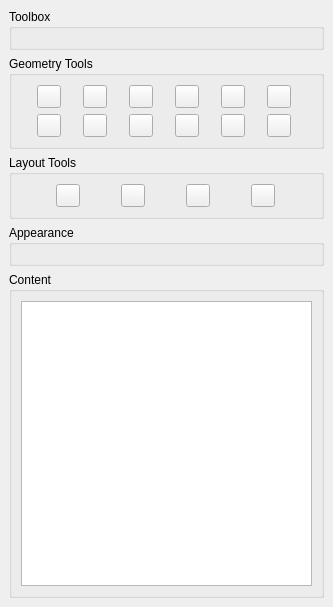
Above: Pdf4QtLib/sources/pdfpagecontenteditorwidget.ui from studio-berry/loop before the change. Below: the same form after it.
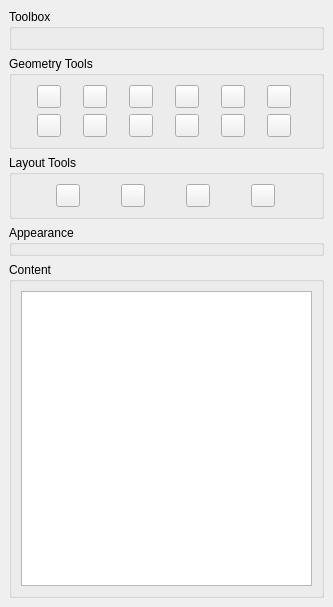
That is the form after the change. Custom widgets are drawn as their Qt base class.

```diff
--- a/Pdf4QtLib/sources/pdfpagecontenteditorwidget.ui
+++ b/Pdf4QtLib/sources/pdfpagecontenteditorwidget.ui
@@ -162,6 +162,21 @@
        <string>Appearance</string>
       </property>
       <layout class="QVBoxLayout" name="appearanceLayout">
+       <property name="spacing">
+        <number>0</number>
+       </property>
+       <property name="leftMargin">
+        <number>0</number>
+       </property>
+       <property name="topMargin">
+        <number>0</number>
+       </property>
+       <property name="rightMargin">
+        <number>0</number>
+       </property>
+       <property name="bottomMargin">
+        <number>0</number>
+       </property>
        <item>
         <widget class="pdf::PDFPageContentEditorStyleSettings" name="widget" native="true"/>
        </item>
```
Left out of the diff: 2 changed lines with no effect on the pictures.
